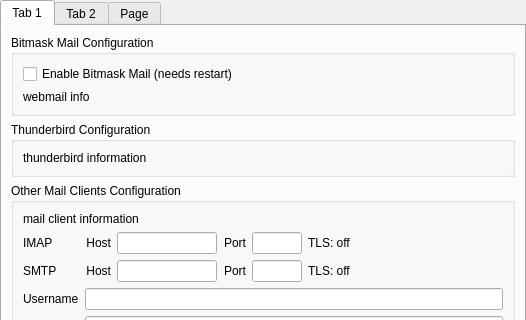
Old version of the form src/leap/bitmask/gui/ui/preferences_email_page.ui in the repository leapcode/bitmask_client; both pictures show x 0 to 526 and y 0 to 320 of the 526 by 605 pixel window.
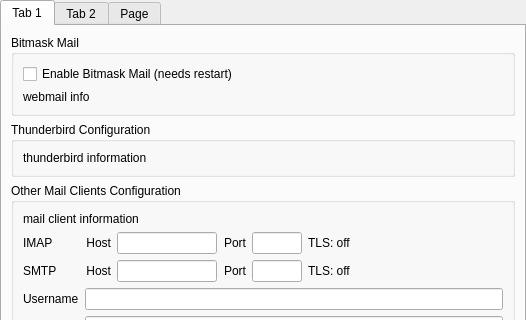
New version of the form.

Commit message: [style] fix typo: Webmail -> Mail

```diff
--- a/src/leap/bitmask/gui/ui/preferences_email_page.ui
+++ b/src/leap/bitmask/gui/ui/preferences_email_page.ui
@@ -39,7 +39,7 @@
        <item>
         <widget class="QGroupBox" name="webmail_box">
          <property name="title">
-          <string>Bitmask Mail Configuration</string>
+          <string>Bitmask Mail</string>
          </property>
          <layout class="QVBoxLayout" name="verticalLayout_4">
           <item>
```
The commit also changes 1 other file.
